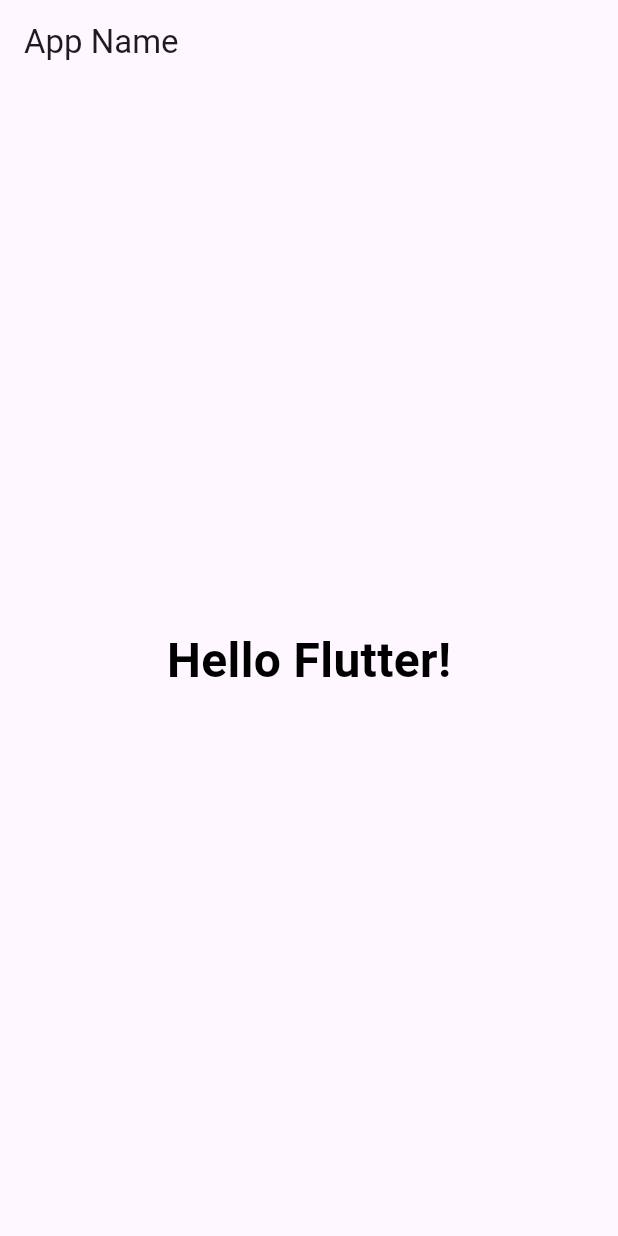
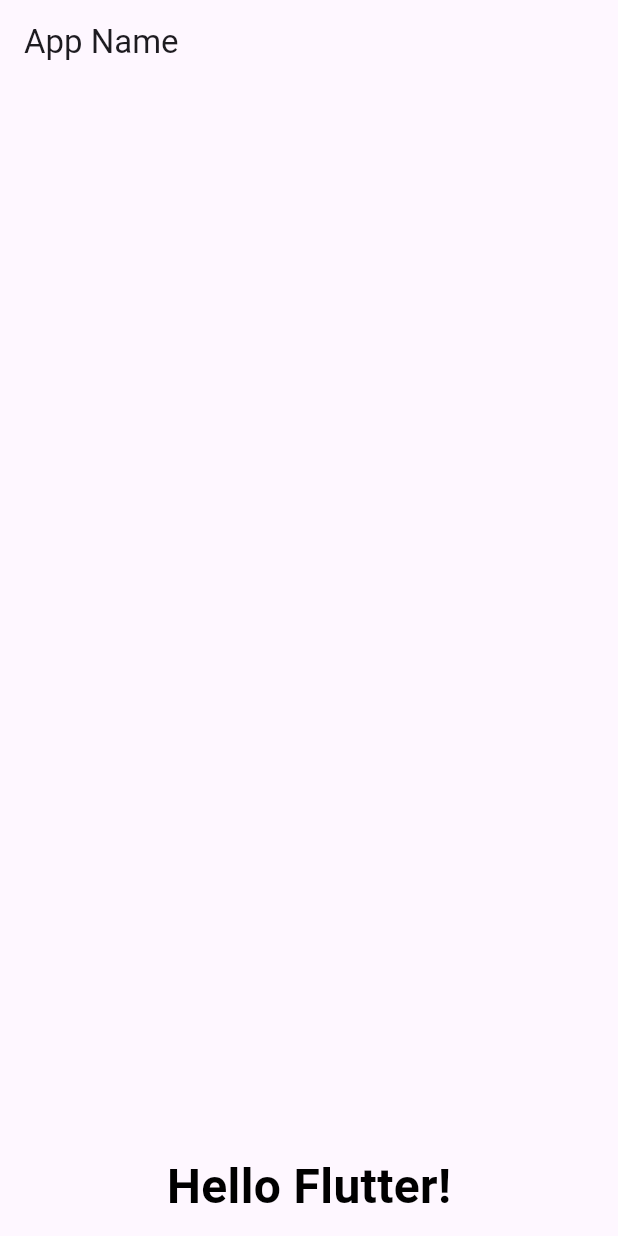
Before and after one commit to f24ba017/RepositoryForVSCode, a Flutter app: the screen it shows after launch, on a phone screen of 412 x 824 dp. Run offline on Flutter 3.47's test engine with Material 3 defaults, Android fonts, the phone set to English and light mode, and no system bars.

Commit message:
2-10 書き換え

```diff
--- a/flutter_app/lib/main.dart
+++ b/flutter_app/lib/main.dart
@@ -33,7 +33,7 @@ class _MyHomePageState extends State<MyHomePage> {
         title: Text('App Name'),
       ),
       body:
-      Center(
+      Container(
         child:
         Text(
           "Hello Flutter!",
@@ -42,6 +42,8 @@ class _MyHomePageState extends State<MyHomePage> {
               fontWeight: FontWeight.w700,
               fontFamily: "Roboto"),
         ),
+        padding: const EdgeInsets.all(10.0),
+        alignment: Alignment.bottomCenter,
       ),
     );
   }
```
